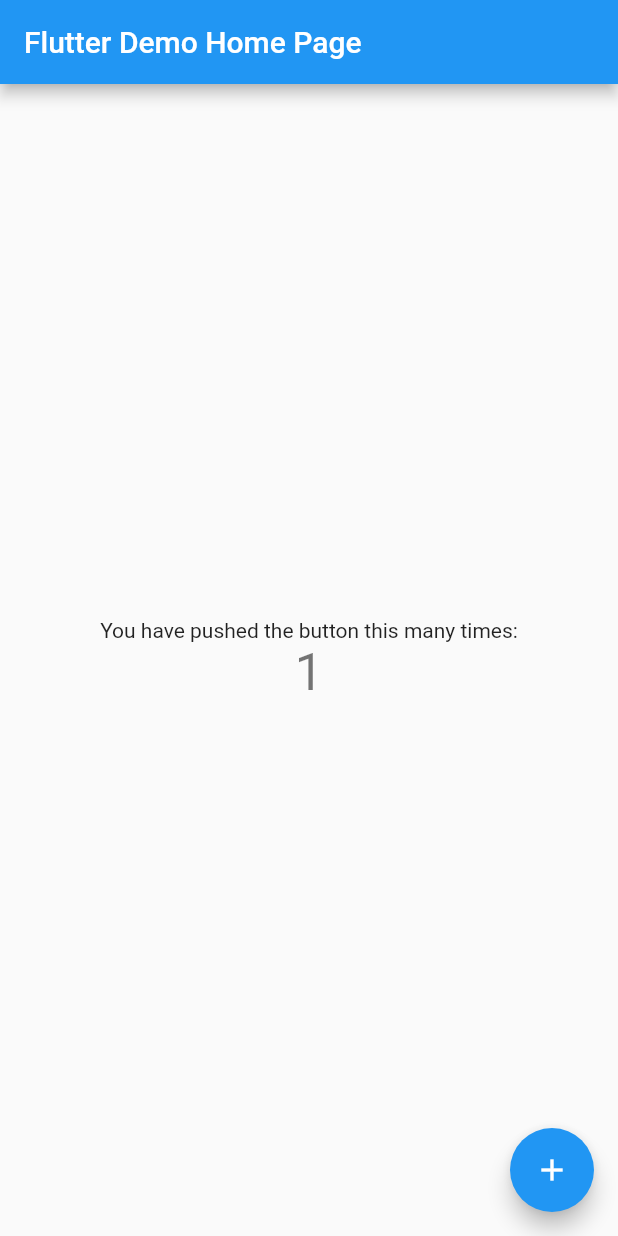
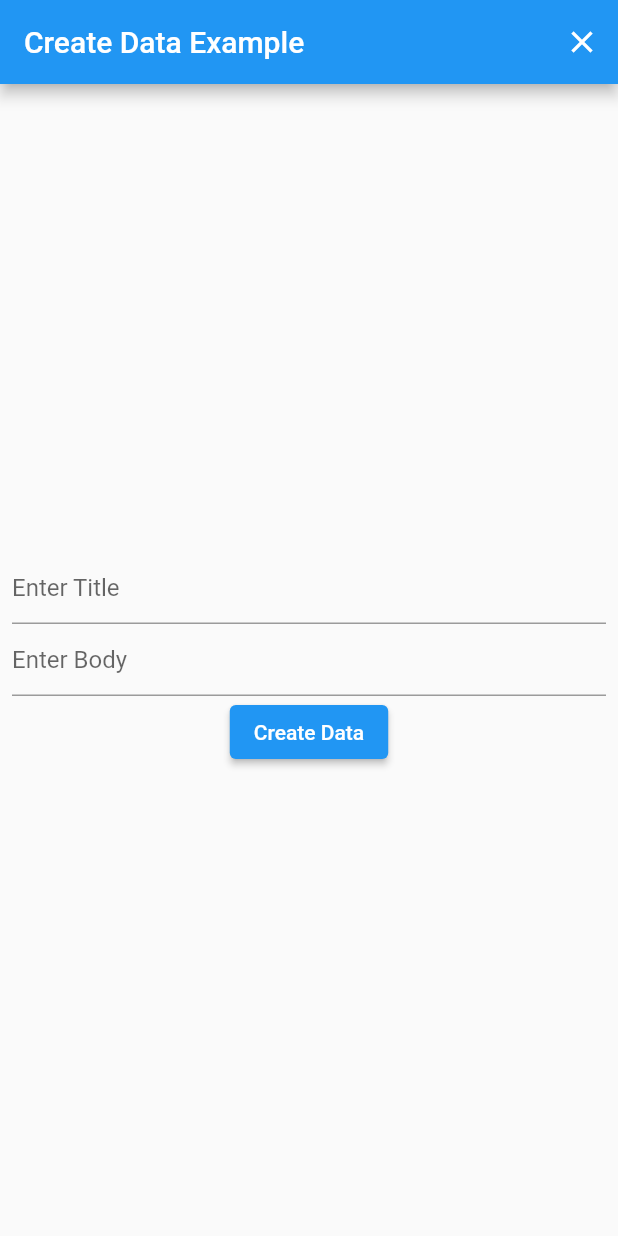
Before and after one commit to ardisaurus/flutter-basics, a Flutter app: the screen it shows after launch, after a tap on the "add" icon, on a phone screen of 412 x 824 dp. Run offline on Flutter 3.47's test engine with Material 2 defaults, Android fonts, the phone set to English and light mode, and no system bars; network calls fail.

```diff
--- a/consume_api/lib/main.dart
+++ b/consume_api/lib/main.dart
@@ -1,4 +1,6 @@
 import 'package:flutter/material.dart';
+import 'package:consume_api/screens/MyHomePage.dart';
+import 'package:consume_api/screens/AddPost.dart';
 
 void main() {
   runApp(MyApp());
@@ -11,107 +13,16 @@ class MyApp extends StatelessWidget {
     return MaterialApp(
       title: 'Flutter Demo',
       theme: ThemeData(
-        // This is the theme of your application.
-        //
-        // Try running your application with "flutter run". You'll see the
-        // application has a blue toolbar. Then, without quitting the app, try
-        // changing the primarySwatch below to Colors.green and then invoke
-        // "hot reload" (press "r" in the console where you ran "flutter run",
-        // or simply save your changes to "hot reload" in a Flutter IDE).
-        // Notice that the counter didn't reset back to zero; the application
-        // is not restarted.
         primarySwatch: Colors.blue,
-        // This makes the visual density adapt to the platform that you run
-        // the app on. For desktop platforms, the controls will be smaller and
-        // closer together (more dense) than on mobile platforms.
         visualDensity: VisualDensity.adaptivePlatformDensity,
       ),
-      home: MyHomePage(title: 'Flutter Demo Home Page'),
+      home: MyHomePage(title: 'Fetch Data Example'),
+      routes: {
+        '/home': (context) => MyHomePage(
+              title: 'Fetch Data Example',
+            ),
+        '/addPost': (context) => AddPost(),
+      },
     );
   }
 }
-
-class MyHomePage extends StatefulWidget {
-  MyHomePage({Key key, this.title}) : super(key: key);
-
-  // This widget is the home page of your application. It is stateful, meaning
-  // that it has a State object (defined below) that contains fields that affect
-  // how it looks.
-
-  // This class is the configuration for the state. It holds the values (in this
-  // case the title) provided by the parent (in this case the App widget) and
-  // used by the build method of the State. Fields in a Widget subclass are
-  // always marked "final".
-
-  final String title;
-
-  @override
-  _MyHomePageState createState() => _MyHomePageState();
-}
-
-class _MyHomePageState extends State<MyHomePage> {
-  int _counter = 0;
-
-  void _incrementCounter() {
-    setState(() {
-      // This call to setState tells the Flutter framework that something has
-      // changed in this State, which causes it to rerun the build method below
-      // so that the display can reflect the updated values. If we changed
-      // _counter without calling setState(), then the build method would not be
-      // called again, and so nothing would appear to happen.
-      _counter++;
-    });
-  }
-
-  @override
-  Widget build(BuildContext context) {
-    // This method is rerun every time setState is called, for instance as done
-    // by the _incrementCounter method above.
-    //
-    // The Flutter framework has been optimized to make rerunning build methods
-    // fast, so that you can just rebuild anything that needs updating rather
-    // than having to individually change instances of widgets.
-    return Scaffold(
-      appBar: AppBar(
-        // Here we take the value from the MyHomePage object that was created by
-        // the App.build method, and use it to set our appbar title.
-        title: Text(widget.title),
-      ),
-      body: Center(
-        // Center is a layout widget. It takes a single child and positions it
-        // in the middle of the parent.
-        child: Column(
-          // Column is also a layout widget. It takes a list of children and
-          // arranges them vertically. By default, it sizes itself to fit its
-          // children horizontally, and tries to be as tall as its parent.
-          //
-          // Invoke "debug painting" (press "p" in the console, choose the
-          // "Toggle Debug Paint" action from the Flutter Inspector in Android
-          // Studio, or the "Toggle Debug Paint" command in Visual Studio Code)
-          // to see the wireframe for each widget.
-          //
-          // Column has various properties to control how it sizes itself and
-          // how it positions its children. Here we use mainAxisAlignment to
-          // center the children vertically; the main axis here is the vertical
-          // axis because Columns are vertical (the cross axis would be
-          // horizontal).
-          mainAxisAlignment: MainAxisAlignment.center,
-          children: <Widget>[
-            Text(
-              'You have pushed the button this many times:',
-            ),
-            Text(
-              '$_counter',
-              style: Theme.of(context).textTheme.headline4,
-            ),
-          ],
-        ),
-      ),
-      floatingActionButton: FloatingActionButton(
-        onPressed: _incrementCounter,
-        tooltip: 'Increment',
-        child: Icon(Icons.add),
-      ), // This trailing comma makes auto-formatting nicer for build methods.
-    );
-  }
-}
--- /dev/null
+++ b/consume_api/lib/models/Posts.dart
@@ -0,0 +1,20 @@
+class Post {
+  int userId;
+  int id;
+  String title;
+  String body;
+
+  Post({
+    this.userId,
+    this.id,
+    this.title,
+    this.body,
+  });
+
+  factory Post.fromJson(Map<String, dynamic> json) => Post(
+        userId: json["userId"],
+        id: json["id"],
+        title: json["title"],
+        body: json["body"],
+      );
+}
--- /dev/null
+++ b/consume_api/lib/screens/AddPost.dart
@@ -0,0 +1,69 @@
+import 'dart:math';
+import 'package:consume_api/services/Posts.dart';
+import 'package:consume_api/models/Posts.dart';
+import 'package:flutter/material.dart';
+
+class AddPost extends StatefulWidget {
+  @override
+  _AddPostState createState() => _AddPostState();
+}
+
+class _AddPostState extends State<AddPost> {
+  final TextEditingController _titletext = TextEditingController();
+  final TextEditingController _bodytext = TextEditingController();
+
+  @override
+  Widget build(BuildContext context) {
+    return MaterialApp(
+      title: 'Create Data Example',
+      theme: ThemeData(
+        primarySwatch: Colors.blue,
+      ),
+      home: Scaffold(
+        appBar: AppBar(
+          title: Text('Create Data Example'),
+          actions: [
+            IconButton(
+                icon: const Icon(Icons.close),
+                onPressed: () {
+                  Navigator.pop(context);
+                })
+          ],
+        ),
+        body: Container(
+            alignment: Alignment.center,
+            padding: const EdgeInsets.all(8.0),
+            child: Column(
+              mainAxisAlignment: MainAxisAlignment.center,
+              children: <Widget>[
+                TextField(
+                  controller: _titletext,
+                  decoration: InputDecoration(hintText: 'Enter Title'),
+                ),
+                TextField(
+                  controller: _bodytext,
+                  decoration: InputDecoration(hintText: 'Enter Body'),
+                ),
+                ElevatedButton(
+                  child: Text('Create Data'),
+                  onPressed: () {
+                    Random random = new Random();
+                    int randomNumber = random.nextInt(100) + 100;
+                    Post j = Post(
+                        userId: randomNumber,
+                        id: randomNumber,
+                        title: _titletext.text,
+                        body: _bodytext.text);
+                    createPost(j).then((res) {
+                      Navigator.pop(context, res);
+                    }).catchError((error, stackTrace) {
+                      print("outer: $error");
+                    });
+                  },
+                ),
+              ],
+            )),
+      ),
+    );
+  }
+}
--- /dev/null
+++ b/consume_api/lib/screens/MyHomePage.dart
@@ -0,0 +1,124 @@
+import 'dart:developer';
+
+import 'package:flutter/material.dart';
+import 'package:consume_api/services/Posts.dart';
+import 'package:consume_api/models/Posts.dart';
+
+class MyHomePage extends StatefulWidget {
+  MyHomePage({Key key, this.title}) : super(key: key);
+
+  final String title;
+
+  @override
+  _MyHomePageState createState() => _MyHomePageState();
+}
+
+class _MyHomePageState extends State<MyHomePage> {
+  List<Post> data = List<Post>();
+  Future<List<Post>> postFuture;
+
+  @override
+  void initState() {
+    super.initState();
+    postFuture = fetchPost();
+  }
+
+  void refresh() async {
+    List<Post> res = await fetchPost();
+    setState(() {
+      data.clear();
+      data.addAll(res);
+    });
+  }
+
+  void addPost(Post result) async {
+    setState(() {
+      data.add(result);
+    });
+  }
+
+  void removePost(int id) async {
+    Post res = await deletePost(id);
+    if (res != null) {
+      setState(() {
+        data.removeWhere((item) => item.id == id);
+      });
+    }
+  }
+
+  @override
+  Widget build(BuildContext context) {
+    return MaterialApp(
+      title: 'Fetch Data Example',
+      theme: ThemeData(
+        primarySwatch: Colors.blue,
+      ),
+      home: Scaffold(
+        appBar: AppBar(
+          title: Text(widget.title),
+          actions: [
+            IconButton(
+              icon: const Icon(Icons.refresh),
+              tooltip: 'Refresh page',
+              onPressed: () {
+                refresh();
+              },
+            ),
+          ],
+        ),
+        body: Container(
+          child: FutureBuilder<List<Post>>(
+            future: postFuture,
+            builder: (context, snapshot) {
+              if (snapshot.hasData) {
+                data = snapshot.data;
+                return _listViewFormat(data, (int id) {
+                  removePost(id);
+                });
+              } else if (snapshot.hasError) {
+                return Container();
+              }
+              return Center(
+                child: Container(
+                  width: 50,
+                  height: 50,
+                  child: CircularProgressIndicator(),
+                ),
+              );
+            },
+          ),
+        ),
+        floatingActionButton: (FloatingActionButton(
+          child: Icon(Icons.add),
+          onPressed: () async {
+            final result = await Navigator.pushNamed(context, '/addPost');
+            if (result != null) {
+              addPost(result);
+            }
+          },
+        )),
+      ),
+    );
+  }
+}
+
+ListView _listViewFormat(List<Post> data, void removePost(int id)) {
+  return ListView.builder(
+      itemCount: data.length,
+      itemBuilder: (context, index) {
+        return _tile(data[index].id, data[index].title, data[index].body,
+            (int id) {
+          removePost(id);
+        });
+      });
+}
+
+ListTile _tile(int id, String title, String body, void removePost(int id)) {
+  return ListTile(
+    title: Text(title + " - " + id.toString(), style: TextStyle(fontSize: 20)),
+    subtitle: Text(body),
+    onTap: () {
+      removePost(id);
+    },
+  );
+}
--- /dev/null
+++ b/consume_api/lib/services/Posts.dart
@@ -0,0 +1,50 @@
+import 'package:consume_api/models/Posts.dart';
+import 'dart:convert';
+import 'package:http/http.dart' as http;
+
+Future<List<Post>> fetchPost() async {
+  var response = await http
+      .get('https://jsonplaceholder.typicode.com/posts?_start=0&_limit=5');
+
+  if (response.statusCode == 200) {
+    return List<Post>.from(
+        json.decode(response.body).map((x) => Post.fromJson(x)));
+  } else {
+    throw Exception('Failed to load posts');
+  }
+}
+
+Future<Post> createPost(Post post) async {
+  final http.Response response = await http.post(
+    'https://jsonplaceholder.typicode.com/posts',
+    headers: <String, String>{
+      'Content-Type': 'application/json; charset=UTF-8',
+    },
+    body: jsonEncode(<String, dynamic>{
+      'userId': post.userId,
+      'id': post.id,
+      'title': post.title,
+      'body': post.body,
+    }),
+  );
+  if (response.statusCode == 201) {
+    return Post.fromJson(jsonDecode(response.body));
+  } else {
+    throw Exception('Failed to create posts.');
+  }
+}
+
+Future<Post> deletePost(int id) async {
+  final http.Response response = await http.delete(
+    'https://jsonplaceholder.typicode.com/posts/$id',
+    headers: <String, String>{
+      'Content-Type': 'application/json; charset=UTF-8',
+    },
+  );
+
+  if (response.statusCode == 200) {
+    return Post.fromJson(jsonDecode(response.body));
+  } else {
+    throw Exception('Failed to delete posts.');
+  }
+}
--- a/consume_api/pubspec.yaml
+++ b/consume_api/pubspec.yaml
@@ -3,7 +3,7 @@ description: A new Flutter project.
 
 # The following line prevents the package from being accidentally published to
 # pub.dev using `pub publish`. This is preferred for private packages.
-publish_to: 'none' # Remove this line if you wish to publish to pub.dev
+publish_to: "none" # Remove this line if you wish to publish to pub.dev
 
 # The following defines the version and build number for your application.
 # A version number is three numbers separated by dots, like 1.2.43
@@ -24,10 +24,10 @@ dependencies:
   flutter:
     sdk: flutter
 
-
   # The following adds the Cupertino Icons font to your application.
   # Use with the CupertinoIcons class for iOS style icons.
   cupertino_icons: ^1.0.0
+  http: ^0.12.2
 
 dev_dependencies:
   flutter_test:
@@ -38,7 +38,6 @@ dev_dependencies:
 
 # The following section is specific to Flutter.
 flutter:
-
   # The following line ensures that the Material Icons font is
   # included with your application, so that you can use the icons in
   # the material Icons class.
```
Also changed, not shown: consume_api/pubspec.lock, 1 other file.
